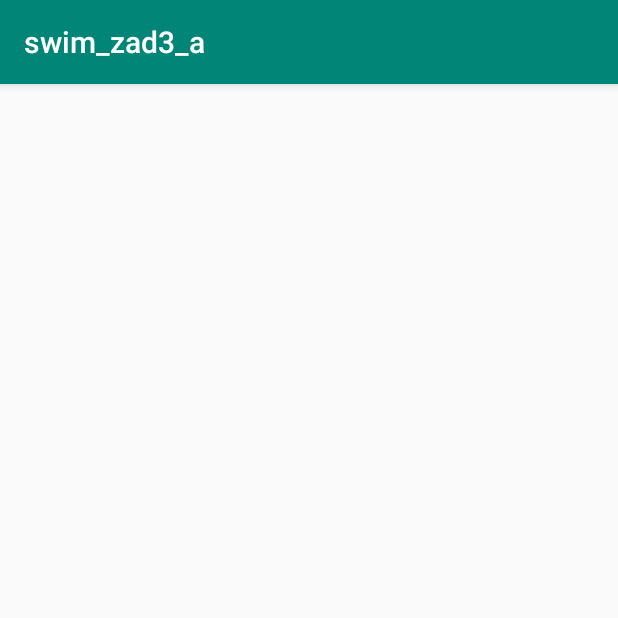
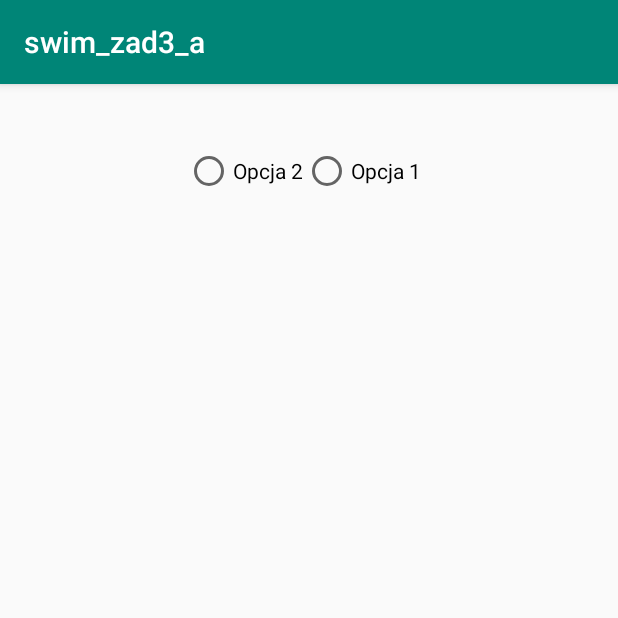
Before and after one commit to igorooo/swim_zad3_a, an Android app: the screen it shows after launch (MainActivity), on a phone screen of 412 x 824 dp, the top half of it. Run offline under Robolectric (Android 15) with nearby library versions, the phone set to English and light mode, and no system bars.

Commit message:
16:35 10.04

```diff
--- a/app/src/main/AndroidManifest.xml
+++ b/app/src/main/AndroidManifest.xml
@@ -9,6 +9,7 @@
         android:roundIcon="@mipmap/ic_launcher_round"
         android:supportsRtl="true"
         android:theme="@style/AppTheme">
+        <activity android:name=".Main2Activity"></activity>
         <activity android:name=".MainActivity">
             <intent-filter>
                 <action android:name="android.intent.action.MAIN" />
--- a/app/src/main/java/com/example/swim_zad3_a/Fragment1.java
+++ b/app/src/main/java/com/example/swim_zad3_a/Fragment1.java
@@ -3,18 +3,25 @@ package com.example.swim_zad3_a;
 import android.content.Context;
 import android.net.Uri;
 import android.os.Bundle;
+import android.support.annotation.Nullable;
 import android.support.v4.app.Fragment;
 import android.support.v7.app.AppCompatActivity;
 import android.view.LayoutInflater;
 import android.view.View;
 import android.view.ViewGroup;
+import android.widget.RadioGroup;
+import android.widget.Toast;
 
 
 
 
 
+public class Fragment1 extends Fragment implements RadioGroup.OnCheckedChangeListener {
 
-public class Fragment1 extends Fragment {
+    public interface OnWyborOpcjiListener {
+        public void OnWyborOpcji(int Opcja);
+    }
+
 
     AppCompatActivity A1;
     OnWyborOpcjiListener sluchaczF1;
@@ -38,6 +45,8 @@ public class Fragment1 extends Fragment {
 
 
 
+
+
     @Override
     public View onCreateView(LayoutInflater inflater, ViewGroup container,
                              Bundle savedInstanceState) {
@@ -46,4 +55,22 @@ public class Fragment1 extends Fragment {
     }
 
 
+    @Override
+    public void onCheckedChanged(RadioGroup group, int checkedId) {
+        switch (checkedId){
+            case R.id.RB5:
+                sluchaczF1.OnWyborOpcji(1);
+                return;
+            case R.id.RB6:
+                sluchaczF1.OnWyborOpcji(2);
+                return;
+        }
+    }
+
+    @Override
+    public void onActivityCreated(@Nullable Bundle savedInstanceState) {
+        super.onActivityCreated(savedInstanceState);
+
+        ((RadioGroup) getActivity().findViewById(R.id.RG1)).setOnCheckedChangeListener(this);
+    }
 }
--- a/app/src/main/java/com/example/swim_zad3_a/Fragment11.java
+++ b/app/src/main/java/com/example/swim_zad3_a/Fragment11.java
@@ -2,6 +2,7 @@ package com.example.swim_zad3_a;
 
 
 import android.os.Bundle;
+import android.support.annotation.Nullable;
 import android.support.v4.app.Fragment;
 import android.view.LayoutInflater;
 import android.view.View;
@@ -26,4 +27,8 @@ public class Fragment11 extends Fragment {
         return inflater.inflate(R.layout.fragment_fragment11, container, false);
     }
 
+    @Override
+    public void onActivityCreated(@Nullable Bundle savedInstanceState) {
+        super.onActivityCreated(savedInstanceState);
+    }
 }
--- a/app/src/main/java/com/example/swim_zad3_a/MainActivity.java
+++ b/app/src/main/java/com/example/swim_zad3_a/MainActivity.java
@@ -1,13 +1,50 @@
 package com.example.swim_zad3_a;
 
+import android.support.v4.app.Fragment;
+import android.support.v4.app.FragmentTransaction;
 import android.support.v7.app.AppCompatActivity;
 import android.os.Bundle;
+import android.util.Log;
+import android.widget.Toast;
 
-public class MainActivity extends AppCompatActivity {
+public class MainActivity extends AppCompatActivity implements Fragment1.OnWyborOpcjiListener {
+
+    Fragment f11, f12;
+    FragmentTransaction transakcja;
 
     @Override
     protected void onCreate(Bundle savedInstanceState) {
         super.onCreate(savedInstanceState);
         setContentView(R.layout.activity_main);
+
+        f11 = new Fragment11();
+        f12 = new Fragment12();
+        transakcja = getSupportFragmentManager().beginTransaction();
+        transakcja.add(R.id.FL1, f11);
+        transakcja.detach(f11);
+        transakcja.add(R.id.FL1,f12);
+        transakcja.detach(f12);
+        transakcja.commit();
+
+    }
+
+    @Override
+    public void OnWyborOpcji(int Opcja) {
+        FragmentTransaction transakcja = getSupportFragmentManager().beginTransaction();
+
+        switch (Opcja){
+            case 1:
+                transakcja.detach(f12);
+                transakcja.attach(f11);
+                transakcja.commit();
+
+                return;
+            case 2:
+                transakcja.detach(f11);
+                transakcja.attach(f12);
+                transakcja.commit();
+                return;
+        }
+
     }
 }
--- a/app/src/main/java/com/example/swim_zad3_a/OnWyborOpcjiListener.java
+++ /dev/null
@@ -1,5 +0,0 @@
-package com.example.swim_zad3_a;
-
-public interface OnWyborOpcjiListener {
-    public void OnWyborOpcji(int Opcja);
-}
--- a/app/src/main/res/layout/activity_main.xml
+++ b/app/src/main/res/layout/activity_main.xml
@@ -8,10 +8,19 @@
 
 
     <FrameLayout
-        android:layout_width="395dp"
-        android:layout_height="610dp"
-        tools:layout_editor_absoluteX="8dp"
-        tools:layout_editor_absoluteY="113dp">
+        android:id="@+id/FL1"
+        android:layout_width="391dp"
+        android:layout_height="555dp"
+        android:layout_marginStart="8dp"
+        android:layout_marginTop="8dp"
+        android:layout_marginEnd="8dp"
+        android:layout_marginBottom="8dp"
+        app:layout_constraintBottom_toBottomOf="parent"
+        app:layout_constraintEnd_toEndOf="parent"
+        app:layout_constraintHorizontal_bias="0.0"
+        app:layout_constraintStart_toStartOf="parent"
+        app:layout_constraintTop_toBottomOf="@+id/fragment3"
+        app:layout_constraintVertical_bias="1.0">
 
     </FrameLayout>
 
@@ -20,7 +29,7 @@
         android:name="com.example.swim_zad3_a.Fragment1"
         android:layout_width="406dp"
         android:layout_height="102dp"
-        android:layout_marginTop="8dp"
+        android:layout_marginTop="4dp"
         android:layout_marginEnd="8dp"
         app:layout_constraintEnd_toEndOf="parent"
         app:layout_constraintHorizontal_bias="0.0"
--- a/app/src/main/res/layout/fragment_fragment1.xml
+++ b/app/src/main/res/layout/fragment_fragment1.xml
@@ -1,5 +1,6 @@
 <?xml version="1.0" encoding="utf-8"?>
-<LinearLayout xmlns:android="http://schemas.android.com/apk/res/android"
+<android.support.constraint.ConstraintLayout xmlns:android="http://schemas.android.com/apk/res/android"
+    xmlns:app="http://schemas.android.com/apk/res-auto"
     xmlns:tools="http://schemas.android.com/tools"
     android:layout_width="match_parent"
     android:layout_height="match_parent"
@@ -7,13 +8,21 @@
     tools:context=".Fragment1">
 
     <RadioGroup
+        android:id="@+id/RG1"
         android:layout_width="400dp"
         android:layout_height="94dp"
         android:layout_marginStart="8dp"
-        android:layout_marginTop="52dp"
+        android:layout_marginTop="8dp"
+        android:layout_marginEnd="8dp"
+        android:layout_marginBottom="8dp"
+        android:gravity="center"
         android:orientation="horizontal"
-        android:gravity="center"
-        android:layout_marginEnd="8dp">
+        app:layout_constraintBottom_toBottomOf="parent"
+        app:layout_constraintEnd_toEndOf="parent"
+        app:layout_constraintHorizontal_bias="0.6"
+        app:layout_constraintStart_toStartOf="parent"
+        app:layout_constraintTop_toTopOf="parent"
+        app:layout_constraintVertical_bias="0.109">
 
         <RadioButton
             android:id="@+id/RB5"
@@ -28,4 +37,4 @@
             android:text="Opcja 1" />
     </RadioGroup>
 
-</LinearLayout>
+</android.support.constraint.ConstraintLayout>
```
Also changed, not shown: app/src/main/java/com/example/swim_zad3_a/Main2Activity.java (added, +34 -0 lines), app/src/main/res/layout/activity_main2.xml (added, +21 -0 lines), app/src/main/res/layout/fragment_fragment11.xml (+9 -7 lines).
